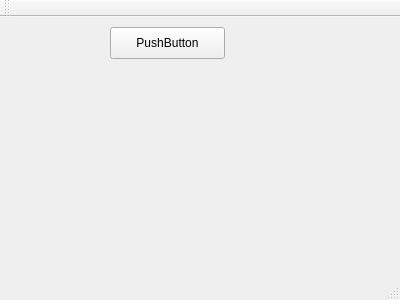
Old version of the form mainwindow.ui in the repository maxoup59/Neural.
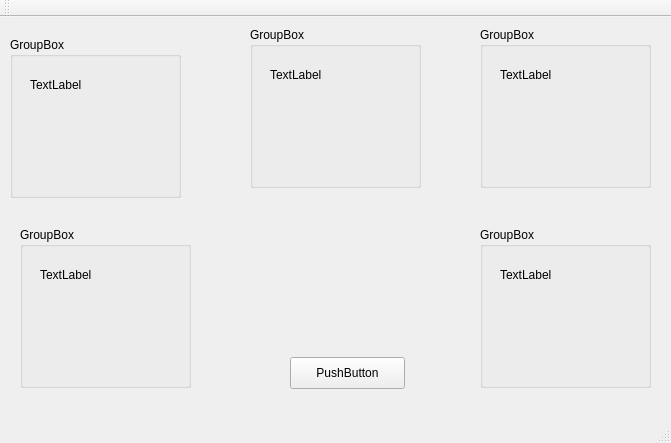
New version of the form.

```diff
--- a/mainwindow.ui
+++ b/mainwindow.ui
@@ -6,8 +6,8 @@
    <rect>
     <x>0</x>
     <y>0</y>
-    <width>400</width>
-    <height>300</height>
+    <width>671</width>
+    <height>443</height>
    </rect>
   </property>
   <property name="windowTitle">
@@ -17,8 +17,8 @@
    <widget class="QPushButton" name="pushButton">
     <property name="geometry">
      <rect>
-      <x>110</x>
-      <y>10</y>
+      <x>290</x>
+      <y>340</y>
       <width>115</width>
       <height>32</height>
      </rect>
@@ -27,6 +27,136 @@
      <string>PushButton</string>
     </property>
    </widget>
+   <widget class="QGroupBox" name="groupBox">
+    <property name="geometry">
+     <rect>
+      <x>10</x>
+      <y>20</y>
+      <width>171</width>
+      <height>161</height>
+     </rect>
+    </property>
+    <property name="title">
+     <string>GroupBox</string>
+    </property>
+    <widget class="QLabel" name="label">
+     <property name="geometry">
+      <rect>
+       <x>20</x>
+       <y>40</y>
+       <width>59</width>
+       <height>16</height>
+      </rect>
+     </property>
+     <property name="text">
+      <string>TextLabel</string>
+     </property>
+    </widget>
+   </widget>
+   <widget class="QGroupBox" name="groupBox_2">
+    <property name="geometry">
+     <rect>
+      <x>250</x>
+      <y>10</y>
+      <width>171</width>
+      <height>161</height>
+     </rect>
+    </property>
+    <property name="title">
+     <string>GroupBox</string>
+    </property>
+    <widget class="QLabel" name="label_2">
+     <property name="geometry">
+      <rect>
+       <x>20</x>
+       <y>40</y>
+       <width>59</width>
+       <height>16</height>
+      </rect>
+     </property>
+     <property name="text">
+      <string>TextLabel</string>
+     </property>
+    </widget>
+   </widget>
+   <widget class="QGroupBox" name="groupBox_3">
+    <property name="geometry">
+     <rect>
+      <x>480</x>
+      <y>10</y>
+      <width>171</width>
+      <height>161</height>
+     </rect>
+    </property>
+    <property name="title">
+     <string>GroupBox</string>
+    </property>
+    <widget class="QLabel" name="label_3">
+     <property name="geometry">
+      <rect>
+       <x>20</x>
+       <y>40</y>
+       <width>59</width>
+       <height>16</height>
+      </rect>
+     </property>
+     <property name="text">
+      <string>TextLabel</string>
+     </property>
+    </widget>
+   </widget>
+   <widget class="QGroupBox" name="groupBox_4">
+    <property name="geometry">
+     <rect>
+      <x>20</x>
+      <y>210</y>
+      <width>171</width>
+      <height>161</height>
+     </rect>
+    </property>
+    <property name="title">
+     <string>GroupBox</string>
+    </property>
+    <widget class="QLabel" name="label_4">
+     <property name="geometry">
+      <rect>
+       <x>20</x>
+       <y>40</y>
+       <width>59</width>
+       <height>16</height>
+      </rect>
+     </property>
+     <property name="text">
+      <string>TextLabel</string>
+     </property>
+    </widget>
+   </widget>
+   <widget class="QGroupBox" name="groupBox_5">
+    <property name="geometry">
+     <rect>
+      <x>480</x>
+      <y>210</y>
+      <width>171</width>
+      <height>161</height>
+     </rect>
+    </property>
+    <property name="title">
+     <string>GroupBox</string>
+    </property>
+    <widget class="QLabel" name="label_5">
+     <property name="geometry">
+      <rect>
+       <x>20</x>
+       <y>40</y>
+       <width>59</width>
+       <height>16</height>
+      </rect>
+     </property>
+     <property name="text">
+      <string>TextLabel</string>
+     </property>
+    </widget>
+   </widget>
   </widget>
   <widget class="QMenuBar" name="menuBar">
    <property name="geometry">
```
Left out of the diff: 2 changed lines with no effect on the pictures.
